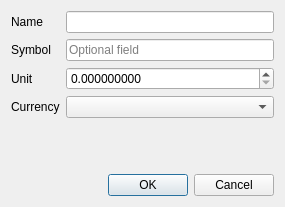
Old version of the form src/views/ui_files/dialogs/security_dialog.ui in the repository JakubFranek/Kapytal.
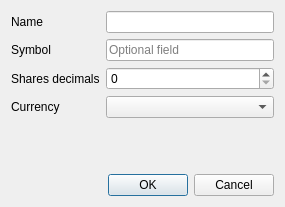
New version of the form.

Commit message:
Fix Security (de)serialization, views
Fix Security-related dialogs and presenters.
Update installer_setup.ifp to reflect new pyinstaller folder structure.

Diff of the .ui file:
```diff
--- a/src/views/ui_files/dialogs/security_dialog.ui
+++ b/src/views/ui_files/dialogs/security_dialog.ui
@@ -58,21 +58,11 @@
      </item>
      <item row="2" column="0">
       <widget class="QLabel" name="unitLabel">
-       <property name="text">
-        <string>Unit</string>
-       </property>
-      </widget>
-     </item>
-     <item row="2" column="1">
-      <widget class="QDoubleSpinBox" name="unitDoubleSpinBox">
        <property name="toolTip">
         <string>Enter smallest unit of Security (for example 1 share, or 0.01 for 1 percent etc)</string>
        </property>
-       <property name="decimals">
-        <number>9</number>
-       </property>
-       <property name="maximum">
-        <double>1000000.000000000000000</double>
+       <property name="text">
+        <string>Shares decimals</string>
        </property>
       </widget>
      </item>
@@ -86,6 +76,19 @@
      <item row="3" column="1">
       <widget class="QComboBox" name="currencyComboBox"/>
      </item>
+     <item row="2" column="1">
+      <widget class="QSpinBox" name="decimalsSpinBox">
+       <property name="toolTip">
+        <string>&lt;html&gt;&lt;head/&gt;&lt;body&gt;&lt;p&gt;Number of decimals of Security shares.&lt;/p&gt;&lt;p&gt;&lt;br/&gt;For example:&lt;/p&gt;&lt;p&gt;0 decimals - Security shares are multiples of 1&lt;/p&gt;&lt;p&gt;1 decimals - Security shares are multiples of 0.1&lt;/p&gt;&lt;/body&gt;&lt;/html&gt;</string>
+       </property>
+       <property name="alignment">
+        <set>Qt::AlignLeading|Qt::AlignLeft|Qt::AlignVCenter</set>
+       </property>
+       <property name="maximum">
+        <number>18</number>
+       </property>
+      </widget>
+     </item>
     </layout>
    </item>
    <item>
```
Left out of the diff: 2 changed lines with no effect on the pictures. The commit also changes 9 other files.
